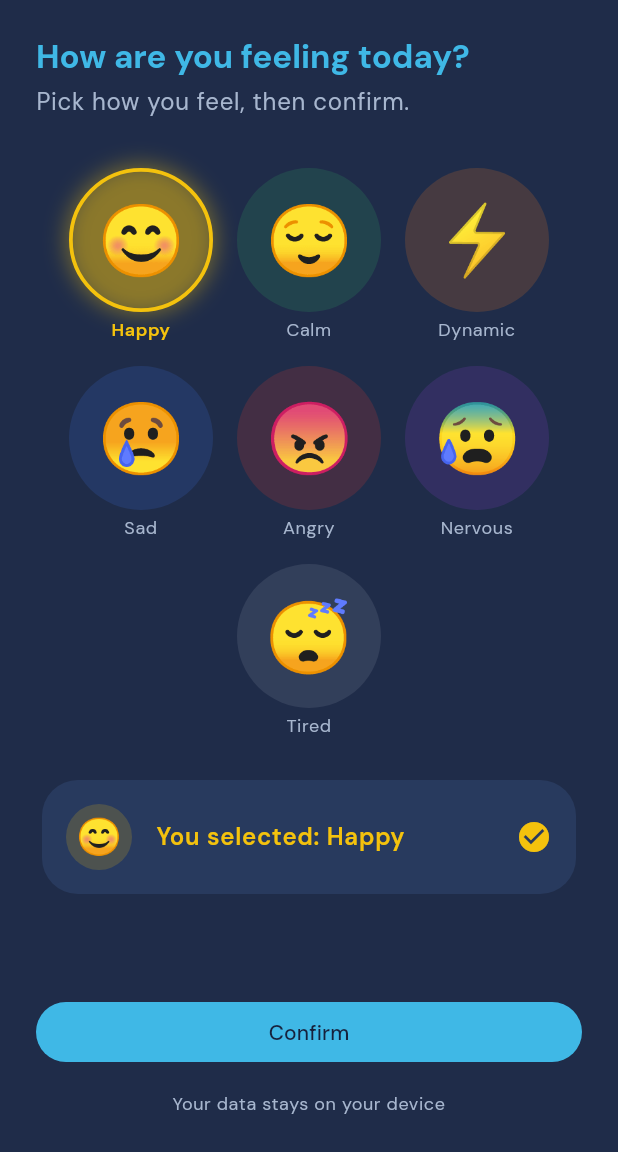
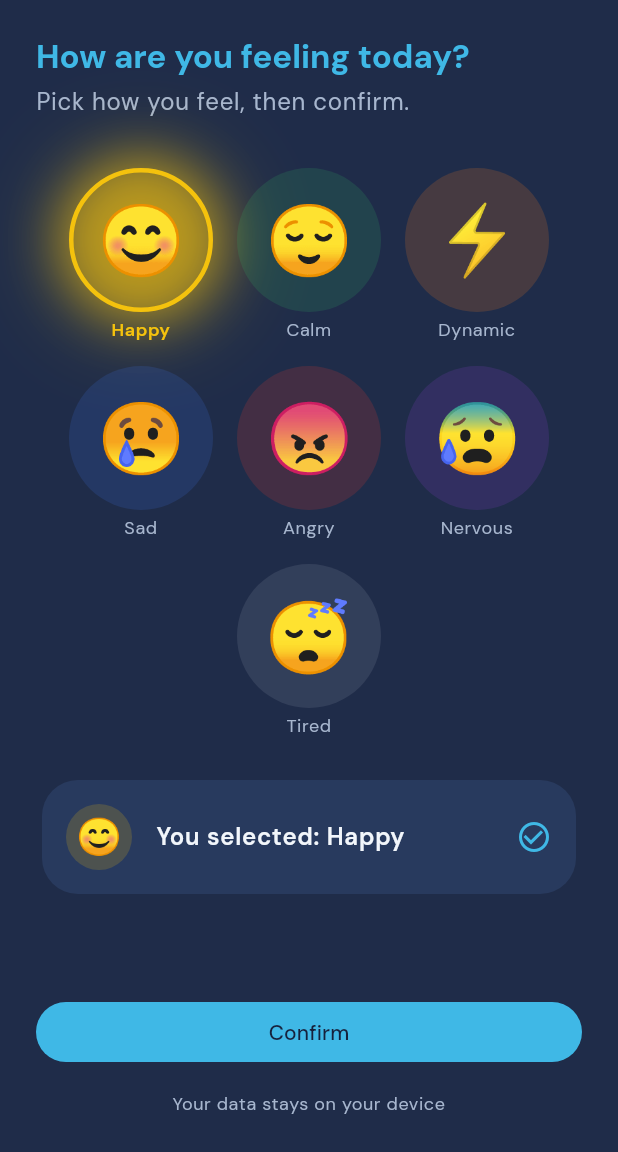
Before and after one commit to AlexandreMaillot/digiharmony, a Flutter app: the SaisieHumeurView screen opened directly, after a tap on "Happy", on a phone screen of 412 x 824 dp, the part 84-1236 px from its top. Run offline on Flutter 3.47's test engine with Material 3 defaults, Android fonts, the phone set to English and light mode, and no system bars; drawn by our look-alikes of flutter_animate; our stand-ins replace bloc, bloc_concurrency, drift, equatable, flutter_bloc, hydrated_bloc; accounts and stored records are empty; generated files the repository leaves out were written again; statements that could not run were skipped.

Commit message:
style(saisie-humeur): halo renforcé, pop à la sélection, coche contour, texte blanc
- Halo prononcé (double lueur) + anneau 3px sur la pastille sélectionnée.
- Pop élastique au tap (scaleXY, désactivé en reduced-motion).
- Coche du bandeau en contour (check_circle_outline), couleur du bouton (primary).
- Texte « Tu as sélectionné » en blanc (couleur émotion réservée à la pastille emoji).

Co-Authored-By: Claude Opus 4.8 (1M context) <noreply@anthropic.com>

```diff
--- a/apps/digiharmony_app/lib/pages/saisie_humeur/bloc/saisie_humeur_bloc.dart
+++ b/apps/digiharmony_app/lib/pages/saisie_humeur/bloc/saisie_humeur_bloc.dart
@@ -16,8 +16,8 @@ part 'saisie_humeur_state.dart';
 class SaisieHumeurBloc extends Bloc<SaisieHumeurEvent, SaisieHumeurState> {
   /// Crée le bloc avec la [database] Drift injectée.
   SaisieHumeurBloc({required AppDatabase database})
-      : _database = database,
-        super(const SaisieInitiale()) {
+    : _database = database,
+      super(const SaisieInitiale()) {
     on<EmotionSelectionnee>(_onEmotionSelectionnee, transformer: restartable());
     on<SaisieValidee>(_onSaisieValidee, transformer: droppable());
   }
--- a/apps/digiharmony_app/lib/pages/saisie_humeur/widgets/carte_feedback_selection.dart
+++ b/apps/digiharmony_app/lib/pages/saisie_humeur/widgets/carte_feedback_selection.dart
@@ -50,13 +50,20 @@ class CarteFeedbackSelection extends StatelessWidget {
                   child: Text(
                     l10n.saisieHumeurSelectionne(libelle),
                     style: Theme.of(context).textTheme.bodyLarge?.copyWith(
-                          color: couleur,
-                          fontWeight: FontWeight.w600,
-                        ),
+                      // Texte en blanc (la couleur d'émotion reste sur la
+                      // pastille emoji uniquement).
+                      color: AppColors.text,
+                      fontWeight: FontWeight.w600,
+                    ),
                   ),
                 ),
                 const SizedBox(width: AppSpacing.sm),
-                Icon(Icons.check_circle, color: couleur),
+                // Coche en contour, dans la couleur du bouton (primary), pas
+                // celle de l'émotion (conforme maquette).
+                const Icon(
+                  Icons.check_circle_outline,
+                  color: AppColors.primary,
+                ),
               ],
             ),
           ),
--- a/apps/digiharmony_app/lib/pages/saisie_humeur/widgets/pastille_emotion.dart
+++ b/apps/digiharmony_app/lib/pages/saisie_humeur/widgets/pastille_emotion.dart
@@ -52,8 +52,7 @@ class PastilleEmotion extends StatelessWidget {
   Widget build(BuildContext context) {
     final couleur = MoodColors.byKey[emotion.cle];
     final libelle = _libelleEmotion(context, emotion.cle);
-    final disableAnimations =
-        MediaQuery.disableAnimationsOf(context);
+    final disableAnimations = MediaQuery.disableAnimationsOf(context);
 
     Widget pastille = _PastilleBody(
       emotion: emotion,
@@ -62,7 +61,20 @@ class PastilleEmotion extends StatelessWidget {
       selectionne: selectionne,
     );
 
-    if (!disableAnimations && !desactive) {
+    if (!disableAnimations) {
+      if (selectionne) {
+        // Pop prononcé à la sélection (rebond élastique) — la clé par émotion
+        // force le rejeu de l'animation quand une nouvelle pastille devient
+        // sélectionnée. Le halo (boxShadow) est porté par `_PastilleBody`.
+        pastille = pastille
+            .animate(key: ValueKey('selection-${emotion.cle}'))
+            .scaleXY(
+              begin: 0.82,
+              end: 1,
+              duration: const Duration(milliseconds: 450),
+              curve: Curves.elasticOut,
+            );
+      } else if (!desactive) {
         final i = index % _flotDelay.length;
         pastille = pastille
             .animate(
@@ -76,6 +88,7 @@ class PastilleEmotion extends StatelessWidget {
               curve: Curves.easeInOut,
             );
       }
+    }
 
     return Opacity(
       opacity: desactive && !selectionne ? 0.45 : 1.0,
@@ -84,9 +97,9 @@ class PastilleEmotion extends StatelessWidget {
             ? null
             : () {
                 unawaited(HapticFeedback.lightImpact());
-                context
-                    .read<SaisieHumeurBloc>()
-                    .add(EmotionSelectionnee(emotion.cle));
+                context.read<SaisieHumeurBloc>().add(
+                  EmotionSelectionnee(emotion.cle),
+                );
               },
         child: SizedBox(
           width: 96,
@@ -102,9 +115,7 @@ class PastilleEmotion extends StatelessWidget {
                   color: selectionne
                       ? (couleur ?? AppColors.primary)
                       : AppColors.textMuted,
-                      fontWeight: selectionne
-                          ? FontWeight.w600
-                          : FontWeight.normal,
+                  fontWeight: selectionne ? FontWeight.w600 : FontWeight.normal,
                 ),
                 maxLines: 2,
                 overflow: TextOverflow.ellipsis,
@@ -163,14 +174,21 @@ class _PastilleBody extends StatelessWidget {
             : AppColors.surface,
         shape: BoxShape.circle,
         border: selectionne && couleur != null
-            ? Border.all(color: couleur!, width: 2.5)
+            ? Border.all(color: couleur!, width: 3)
             : null,
+        // Halo prononcé à la sélection : double lueur (proche + diffuse) pour
+        // l'effet « glow » de la maquette.
         boxShadow: selectionne && couleur != null
             ? [
                 BoxShadow(
-                  color: couleur!.withValues(alpha: 0.40),
-                  blurRadius: 12,
-                  spreadRadius: 2,
+                  color: couleur!.withValues(alpha: 0.55),
+                  blurRadius: 28,
+                  spreadRadius: 6,
+                ),
+                BoxShadow(
+                  color: couleur!.withValues(alpha: 0.28),
+                  blurRadius: 48,
+                  spreadRadius: 12,
                 ),
               ]
             : null,
```
Also changed, not shown: apps/digiharmony_app/lib/pages/saisie_humeur/views/saisie_humeur_view.dart (+4 -4 lines), 2 other files. Lines whose indentation alone changed are shown as unchanged.
